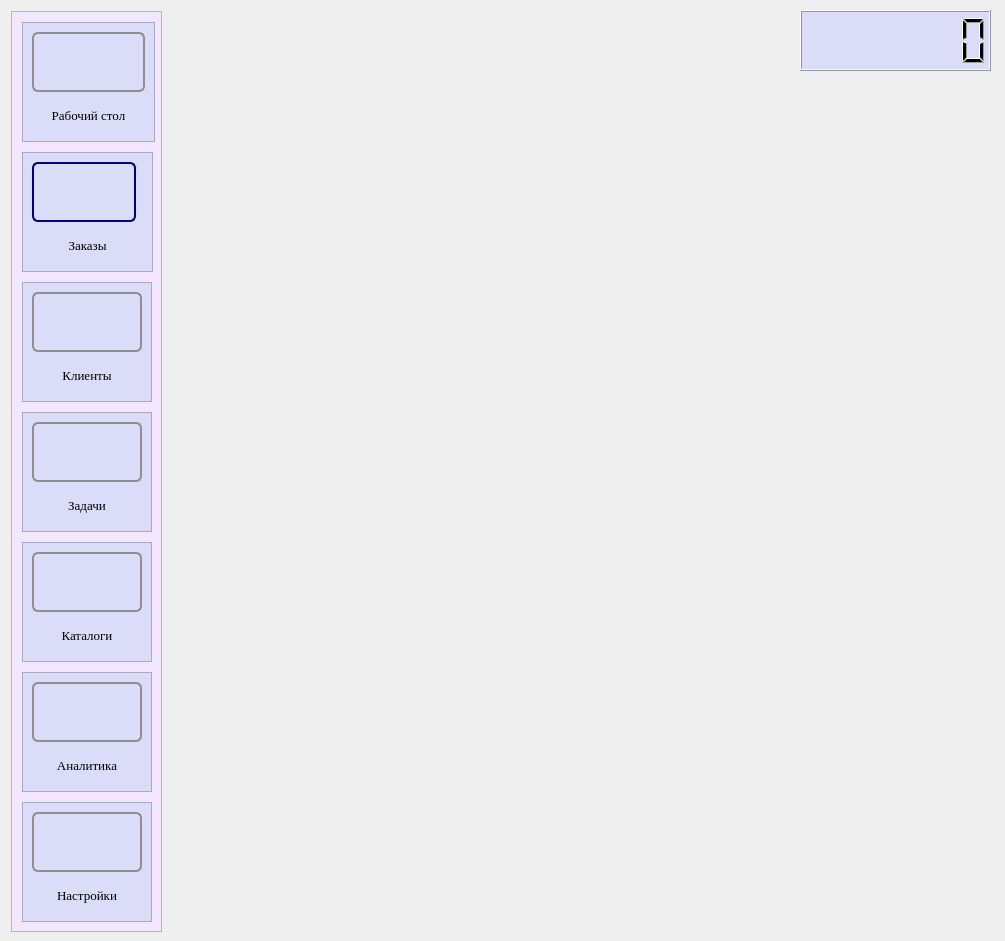
Qt form StartWindow.ui (FediiBohdan/TechService) before a commit.
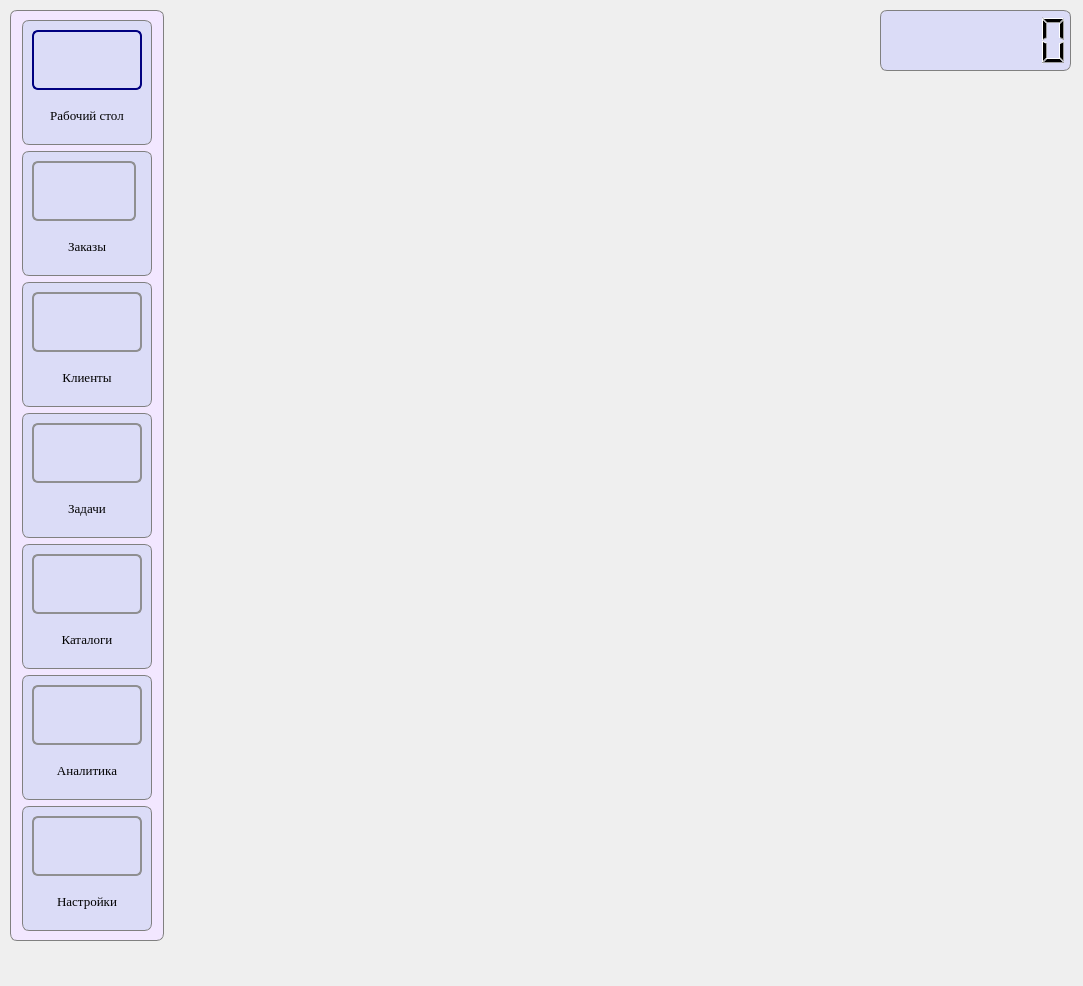
The same form after that commit. Icons and pictures are not drawn.

Commit message: added another one table to DB + updated SparePartsTable class + some GUI redesign

```diff
--- a/StartWindow.ui
+++ b/StartWindow.ui
@@ -6,8 +6,8 @@
    <rect>
     <x>0</x>
     <y>0</y>
-    <width>1005</width>
-    <height>941</height>
+    <width>1083</width>
+    <height>986</height>
    </rect>
   </property>
   <property name="windowTitle">
@@ -17,71 +17,202 @@
    <iconset resource="images.qrc">
     <normaloff>:/images/autoService-logo.png</normaloff>:/images/autoService-logo.png</iconset>
   </property>
-  <widget class="QScrollArea" name="scrollArea">
+  <widget class="QLCDNumber" name="lcdNumber">
    <property name="geometry">
     <rect>
-     <x>11</x>
-     <y>11</y>
-     <width>151</width>
-     <height>921</height>
+     <x>880</x>
+     <y>10</y>
+     <width>191</width>
+     <height>61</height>
     </rect>
    </property>
-   <property name="focusPolicy">
-    <enum>Qt::NoFocus</enum>
+   <property name="toolTip">
+    <string>Таймер рабочего дня</string>
+   </property>
+   <property name="styleSheet">
+    <string notr="true">*{
+background-color: #dbdcf7;
+border: 1px solid gray;
+border-radius: 7px;
+}</string>
+   </property>
+   <property name="frameShadow">
+    <enum>QFrame::Raised</enum>
+   </property>
+   <property name="smallDecimalPoint">
+    <bool>false</bool>
+   </property>
+   <property name="digitCount">
+    <number>7</number>
+   </property>
+   <property name="segmentStyle">
+    <enum>QLCDNumber::Filled</enum>
+   </property>
+   <property name="value" stdset="0">
+    <double>0.000000000000000</double>
+   </property>
+  </widget>
+  <widget class="QFrame" name="frame">
+   <property name="geometry">
+    <rect>
+     <x>10</x>
+     <y>10</y>
+     <width>154</width>
+     <height>931</height>
+    </rect>
    </property>
    <property name="styleSheet">
     <string notr="true">*{
 background-color: #f2e7ff;
+border: 1px solid grey;
+border-radius: 7px;
 }</string>
    </property>
-   <property name="widgetResizable">
-    <bool>true</bool>
+   <property name="frameShape">
+    <enum>QFrame::StyledPanel</enum>
    </property>
-   <widget class="QWidget" name="scrollAreaWidgetContents">
-    <property name="geometry">
-     <rect>
-      <x>0</x>
-      <y>0</y>
-      <width>149</width>
-      <height>919</height>
-     </rect>
-    </property>
-    <widget class="QScrollArea" name="scrollArea_2">
-     <property name="geometry">
-      <rect>
-       <x>10</x>
-       <y>140</y>
-       <width>131</width>
-       <height>120</height>
-      </rect>
-     </property>
-     <property name="minimumSize">
-      <size>
-       <width>130</width>
-       <height>120</height>
-      </size>
-     </property>
-     <property name="focusPolicy">
-      <enum>Qt::NoFocus</enum>
-     </property>
-     <property name="styleSheet">
-      <string notr="true">*{
+   <property name="frameShadow">
+    <enum>QFrame::Raised</enum>
+   </property>
+   <layout class="QGridLayout" name="gridLayout">
+    <item row="0" column="0">
+     <widget class="QFrame" name="frame_2">
+      <property name="minimumSize">
+       <size>
+        <width>130</width>
+        <height>120</height>
+       </size>
+      </property>
+      <property name="maximumSize">
+       <size>
+        <width>130</width>
+        <height>16777215</height>
+       </size>
+      </property>
+      <property name="styleSheet">
+       <string notr="true">*{
 background-color: #dbdcf7;
+border: 1px solid grey;
+border-radius: 7px;
 }</string>
-     </property>
-     <property name="widgetResizable">
-      <bool>true</bool>
-     </property>
-     <widget class="QWidget" name="scrollAreaWidgetContents_2">
-      <property name="geometry">
-       <rect>
-        <x>0</x>
-        <y>0</y>
-        <width>129</width>
-        <height>118</height>
-       </rect>
       </property>
-      <layout class="QGridLayout" name="gridLayout_5">
+      <property name="frameShape">
+       <enum>QFrame::StyledPanel</enum>
+      </property>
+      <property name="frameShadow">
+       <enum>QFrame::Raised</enum>
+      </property>
+      <layout class="QGridLayout" name="gridLayout_2">
+       <item row="0" column="0">
+        <layout class="QVBoxLayout" name="verticalLayout_4">
+         <item>
+          <widget class="QPushButton" name="desktopButton">
+           <property name="minimumSize">
+            <size>
+             <width>84</width>
+             <height>60</height>
+            </size>
+           </property>
+           <property name="tabletTracking">
+            <bool>false</bool>
+           </property>
+           <property name="focusPolicy">
+            <enum>Qt::StrongFocus</enum>
+           </property>
+           <property name="acceptDrops">
+            <bool>false</bool>
+           </property>
+           <property name="toolTip">
+            <string>Перейти на начальную страницу</string>
+           </property>
+           <property name="autoFillBackground">
+            <bool>false</bool>
+           </property>
+           <property name="styleSheet">
+            <string notr="true">QPushButton {
+    border: 2px solid #8f8f91;
+    border-radius: 6px;
+    background-color: qlineargradient(x1: 0, y1: 0, x2: 0, y2: 1,
+                                      stop: 0 #f6f7fa, stop: 1 #dadbde);
+    min-width: 80px;
+}
+
+QPushButton:pressed {
+        background-color: qlineargradient(x1: 0, y1: 0, x2: 0, y2: 1,
+                                      stop: 0 #dadbde, stop: 1 #f6f7fa);
+}
+
+QPushButton:flat {
+    border: none; /* no border for a flat push button */
+}
+
+QPushButton:default {
+    border-color: navy; /* make the default button prominent */
+}</string>
+           </property>
+           <property name="text">
+            <string/>
+           </property>
+           <property name="icon">
+            <iconset resource="images.qrc">
+             <normaloff>:/images/desktop.png</normaloff>:/images/desktop.png</iconset>
+           </property>
+           <property name="iconSize">
+            <size>
+             <width>40</width>
+             <height>40</height>
+            </size>
+           </property>
+          </widget>
+         </item>
+         <item>
+          <widget class="QLabel" name="label_5">
+           <property name="font">
+            <font>
+             <family>Georgia</family>
+             <pointsize>10</pointsize>
+            </font>
+           </property>
+           <property name="styleSheet">
+            <string notr="true">*{
+border:none;
+}</string>
+           </property>
+           <property name="text">
+            <string>Рабочий стол</string>
+           </property>
+           <property name="alignment">
+            <set>Qt::AlignCenter</set>
+           </property>
+          </widget>
+         </item>
+        </layout>
+       </item>
+      </layout>
+     </widget>
+    </item>
+    <item row="1" column="0">
+     <widget class="QFrame" name="frame_5">
+      <property name="minimumSize">
+       <size>
+        <width>130</width>
+        <height>120</height>
+       </size>
+      </property>
+      <property name="styleSheet">
+       <string notr="true">*{
+background-color: #dbdcf7;
+border: 1px solid grey;
+border-radius: 7px;
+}</string>
+      </property>
+      <property name="frameShape">
+       <enum>QFrame::StyledPanel</enum>
+      </property>
+      <property name="frameShadow">
+       <enum>QFrame::Raised</enum>
+      </property>
+      <layout class="QGridLayout" name="gridLayout_3">
        <item row="0" column="0">
         <layout class="QVBoxLayout" name="verticalLayout_5">
          <item>
@@ -164,6 +295,11 @@
              <pointsize>10</pointsize>
             </font>
            </property>
+           <property name="styleSheet">
+            <string notr="true">*{
+border: none;
+}</string>
+           </property>
            <property name="text">
             <string>Заказы</string>
            </property>
@@ -176,43 +312,139 @@
        </item>
       </layout>
      </widget>
-    </widget>
-    <widget class="QScrollArea" name="scrollArea_3">
-     <property name="geometry">
-      <rect>
-       <x>10</x>
-       <y>400</y>
-       <width>130</width>
-       <height>120</height>
-      </rect>
-     </property>
-     <property name="minimumSize">
-      <size>
-       <width>130</width>
-       <height>120</height>
-      </size>
-     </property>
-     <property name="focusPolicy">
-      <enum>Qt::NoFocus</enum>
-     </property>
-     <property name="styleSheet">
-      <string notr="true">*{
+    </item>
+    <item row="2" column="0">
+     <widget class="QFrame" name="frame_7">
+      <property name="minimumSize">
+       <size>
+        <width>130</width>
+        <height>120</height>
+       </size>
+      </property>
+      <property name="styleSheet">
+       <string notr="true">*{
 background-color: #dbdcf7;
+border: 1px solid grey;
+border-radius: 7px;
 }</string>
-     </property>
-     <property name="widgetResizable">
-      <bool>true</bool>
-     </property>
-     <widget class="QWidget" name="scrollAreaWidgetContents_3">
-      <property name="geometry">
-       <rect>
-        <x>0</x>
-        <y>0</y>
-        <width>128</width>
-        <height>118</height>
-       </rect>
       </property>
-      <layout class="QGridLayout" name="gridLayout_2">
+      <property name="frameShape">
+       <enum>QFrame::StyledPanel</enum>
+      </property>
+      <property name="frameShadow">
+       <enum>QFrame::Raised</enum>
+      </property>
+      <layout class="QGridLayout" name="gridLayout_4">
+       <item row="0" column="0">
+        <layout class="QVBoxLayout" name="verticalLayout_6">
+         <item>
+          <widget class="QPushButton" name="clientsButton">
+           <property name="minimumSize">
+            <size>
+             <width>84</width>
+             <height>60</height>
+            </size>
+           </property>
+           <property name="tabletTracking">
+            <bool>false</bool>
+           </property>
+           <property name="focusPolicy">
+            <enum>Qt::StrongFocus</enum>
+           </property>
+           <property name="acceptDrops">
+            <bool>false</bool>
+           </property>
+           <property name="toolTip">
+            <string>Открыть статистику по СТО</string>
+           </property>
+           <property name="autoFillBackground">
+            <bool>false</bool>
+           </property>
+           <property name="styleSheet">
+            <string notr="true">QPushButton {
+    border: 2px solid #8f8f91;
+    border-radius: 6px;
+    background-color: qlineargradient(x1: 0, y1: 0, x2: 0, y2: 1,
+                                      stop: 0 #f6f7fa, stop: 1 #dadbde);
+    min-width: 80px;
+}
+
+QPushButton:pressed {
+        background-color: qlineargradient(x1: 0, y1: 0, x2: 0, y2: 1,
+                                      stop: 0 #dadbde, stop: 1 #f6f7fa);
+}
+
+QPushButton:flat {
+    border: none; /* no border for a flat push button */
+}
+
+QPushButton:default {
+    border-color: navy; /* make the default button prominent */
+}</string>
+           </property>
+           <property name="text">
+            <string/>
+           </property>
+           <property name="icon">
+            <iconset resource="images.qrc">
+             <normaloff>:/images/clients.png</normaloff>:/images/clients.png</iconset>
+           </property>
+           <property name="iconSize">
+            <size>
+             <width>50</width>
+             <height>50</height>
+            </size>
+           </property>
+          </widget>
+         </item>
+         <item>
+          <widget class="QLabel" name="label_7">
+           <property name="font">
+            <font>
+             <family>Georgia</family>
+             <pointsize>10</pointsize>
+            </font>
+           </property>
+           <property name="styleSheet">
+            <string notr="true">*{
+border: none;
+}</string>
+           </property>
+           <property name="text">
+            <string>Клиенты</string>
+           </property>
+           <property name="alignment">
+            <set>Qt::AlignCenter</set>
+           </property>
+          </widget>
+         </item>
+        </layout>
+       </item>
+      </layout>
+     </widget>
+    </item>
+    <item row="3" column="0">
+     <widget class="QFrame" name="frame_8">
+      <property name="minimumSize">
+       <size>
+        <width>130</width>
+        <height>120</height>
+       </size>
+      </property>
+      <property name="styleSheet">
+       <string notr="true">*{
+background-color: #dbdcf7;
+border: 1px solid grey;
+border-radius: 7px;
+}</string>
+      </property>
+      <property name="frameShape">
+       <enum>QFrame::StyledPanel</enum>
+      </property>
+      <property name="frameShadow">
+       <enum>QFrame::Raised</enum>
+      </property>
+      <layout class="QGridLayout" name="gridLayout_5">
        <item row="0" column="0">
         <layout class="QVBoxLayout" name="verticalLayout_3">
          <item>
@@ -286,6 +518,11 @@
            <property name="toolTipDuration">
             <number>-2</number>
            </property>
+           <property name="styleSheet">
+            <string notr="true">*{
+border: none;
+}</string>
+           </property>
            <property name="text">
             <string>Задачи</string>
            </property>
@@ -298,281 +535,29 @@
        </item>
       </layout>
      </widget>
-    </widget>
-    <widget class="QScrollArea" name="scrollArea_5">
-     <property name="geometry">
-      <rect>
-       <x>10</x>
-       <y>660</y>
-       <width>130</width>
-       <height>120</height>
-      </rect>
-     </property>
-     <property name="minimumSize">
-      <size>
-       <width>130</width>
-       <height>120</height>
-      </size>
-     </property>
-     <property name="focusPolicy">
-      <enum>Qt::NoFocus</enum>
-     </property>
-     <property name="styleSheet">
-      <string notr="true">*{
-background-color: #dbdcf7;
-}</string>
-     </property>
-     <property name="widgetResizable">
-      <bool>true</bool>
-     </property>
-     <widget class="QWidget" name="scrollAreaWidgetContents_5">
-      <property name="geometry">
-       <rect>
-        <x>0</x>
-        <y>0</y>
-        <width>128</width>
-        <height>118</height>
-       </rect>
+    </item>
+    <item row="4" column="0">
+     <widget class="QFrame" name="frame_6">
+      <property name="minimumSize">
+       <size>
+        <width>130</width>
+        <height>120</height>
+       </size>
       </property>
-      <layout class="QGridLayout" name="gridLayout_4">
-       <item row="0" column="0">
-        <layout class="QVBoxLayout" name="verticalLayout">
-         <item>
-          <widget class="QPushButton" name="statisticsButton">
-           <property name="minimumSize">
-            <size>
-             <width>84</width>
-             <height>60</height>
-            </size>
-           </property>
-           <property name="tabletTracking">
-            <bool>false</bool>
-           </property>
-           <property name="focusPolicy">
-            <enum>Qt::StrongFocus</enum>
-           </property>
-           <property name="acceptDrops">
-            <bool>false</bool>
-           </property>
-           <property name="toolTip">
-            <string>Открыть статистику по СТО</string>
-           </property>
-           <property name="autoFillBackground">
-            <bool>false</bool>
-           </property>
-           <property name="styleSheet">
-            <string notr="true">QPushButton {
-    border: 2px solid #8f8f91;
-    border-radius: 6px;
-    background-color: qlineargradient(x1: 0, y1: 0, x2: 0, y2: 1,
-                                      stop: 0 #f6f7fa, stop: 1 #dadbde);
-    min-width: 80px;
-}
-
-QPushButton:pressed {
-        background-color: qlineargradient(x1: 0, y1: 0, x2: 0, y2: 1,
-                                      stop: 0 #dadbde, stop: 1 #f6f7fa);
-}
-
-QPushButton:flat {
-    border: none; /* no border for a flat push button */
-}
-
-QPushButton:default {
-    border-color: navy; /* make the default button prominent */
-}</string>
-           </property>
-           <property name="text">
-            <string/>
-           </property>
-           <property name="icon">
-            <iconset resource="images.qrc">
-             <normaloff>:/images/statistics.png</normaloff>:/images/statistics.png</iconset>
-           </property>
-           <property name="iconSize">
-            <size>
-             <width>40</width>
-             <height>40</height>
-            </size>
-           </property>
-          </widget>
-         </item>
-         <item>
-          <widget class="QLabel" name="label_4">
-           <property name="font">
-            <font>
-             <family>Georgia</family>
-             <pointsize>10</pointsize>
-            </font>
-           </property>
-           <property name="text">
-            <string>Аналитика</string>
-           </property>
-           <property name="alignment">
-            <set>Qt::AlignCenter</set>
-           </property>
-          </widget>
-         </item>
-        </layout>
-       </item>
-      </layout>
-     </widget>
-    </widget>
-    <widget class="QScrollArea" name="scrollArea_6">
-     <property name="geometry">
-      <rect>
-       <x>10</x>
-       <y>10</y>
-       <width>133</width>
-       <height>120</height>
-      </rect>
-     </property>
-     <property name="minimumSize">
-      <size>
-       <width>130</width>
-       <height>120</height>
-      </size>
-     </property>
-     <property name="focusPolicy">
-      <enum>Qt::NoFocus</enum>
-     </property>
-     <property name="styleSheet">
-      <string notr="true">*{
+      <property name="styleSheet">
+       <string notr="true">*{
 background-color: #dbdcf7;
+border: 1px solid grey;
+border-radius: 7px;
 }</string>
-     </property>
-     <property name="widgetResizable">
-      <bool>true</bool>
-     </property>
-     <widget class="QWidget" name="scrollAreaWidgetContents_6">
-      <property name="geometry">
-       <rect>
-        <x>0</x>
-        <y>0</y>
-        <width>131</width>
-        <height>118</height>
-       </rect>
       </property>
-      <layout class="QGridLayout" name="gridLayout">
-       <item row="0" column="0">
-        <layout class="QVBoxLayout" name="verticalLayout_4">
-         <item>
-          <widget class="QPushButton" name="desktopButton">
-           <property name="minimumSize">
-            <size>
-             <width>84</width>
-             <height>60</height>
-            </size>
-           </property>
-           <property name="tabletTracking">
-            <bool>false</bool>
-           </property>
-           <property name="focusPolicy">
-            <enum>Qt::StrongFocus</enum>
-           </property>
-           <property name="acceptDrops">
-            <bool>false</bool>
-           </property>
-           <property name="toolTip">
-            <string>Перейти на начальную страницу</string>
-           </property>
-           <property name="autoFillBackground">
-            <bool>false</bool>
-           </property>
-           <property name="styleSheet">
-            <string notr="true">QPushButton {
-    border: 2px solid #8f8f91;
-    border-radius: 6px;
-    background-color: qlineargradient(x1: 0, y1: 0, x2: 0, y2: 1,
-                                      stop: 0 #f6f7fa, stop: 1 #dadbde);
-    min-width: 80px;
-}
-
-QPushButton:pressed {
-        background-color: qlineargradient(x1: 0, y1: 0, x2: 0, y2: 1,
-                                      stop: 0 #dadbde, stop: 1 #f6f7fa);
-}
-
-QPushButton:flat {
-    border: none; /* no border for a flat push button */
-}
-
-QPushButton:default {
-    border-color: navy; /* make the default button prominent */
-}</string>
-           </property>
-           <property name="text">
-            <string/>
-           </property>
-           <property name="icon">
-            <iconset resource="images.qrc">
-             <normaloff>:/images/desktop.png</normaloff>:/images/desktop.png</iconset>
-           </property>
-           <property name="iconSize">
-            <size>
-             <width>40</width>
-             <height>40</height>
-            </size>
-           </property>
-          </widget>
-         </item>
-         <item>
-          <widget class="QLabel" name="label_5">
-           <property name="font">
-            <font>
-             <family>Georgia</family>
-             <pointsize>10</pointsize>
-            </font>
-           </property>
-           <property name="text">
-            <string>Рабочий стол</string>
-           </property>
-           <property name="alignment">
-            <set>Qt::AlignCenter</set>
-           </property>
-          </widget>
-         </item>
-        </layout>
-       </item>
-      </layout>
-     </widget>
-    </widget>
-    <widget class="QScrollArea" name="scrollArea_7">
-     <property name="geometry">
-      <rect>
-       <x>10</x>
-       <y>530</y>
-       <width>130</width>
-       <height>120</height>
-      </rect>
-     </property>
-     <property name="minimumSize">
-      <size>
-       <width>130</width>
-       <height>120</height>
-      </size>
-     </property>
-     <property name="focusPolicy">
-      <enum>Qt::NoFocus</enum>
-     </property>
-     <property name="styleSheet">
-      <string notr="true">*{
-background-color: #dbdcf7;
-}</string>
-     </property>
-     <property name="widgetResizable">
-      <bool>true</bool>
-     </property>
-     <widget class="QWidget" name="scrollAreaWidgetContents_7">
-      <property name="geometry">
-       <rect>
-        <x>0</x>
-        <y>0</y>
-        <width>128</width>
-        <height>118</height>
-       </rect>
+      <property name="frameShape">
+       <enum>QFrame::StyledPanel</enum>
       </property>
-      <layout class="QGridLayout" name="gridLayout_3">
+      <property name="frameShadow">
+       <enum>QFrame::Raised</enum>
+      </property>
+      <layout class="QGridLayout" name="gridLayout_6">
        <item row="0" column="0">
         <layout class="QVBoxLayout" name="verticalLayout_2">
          <item>
@@ -643,6 +628,11 @@
              <pointsize>10</pointsize>
             </font>
            </property>
+           <property name="styleSheet">
+            <string notr="true">*{
+border: none;
+}</string>
+           </property>
            <property name="text">
             <string>Каталоги</string>
            </property>
@@ -655,163 +645,140 @@
        </item>
       </layout>
      </widget>
-    </widget>
-    <widget class="QScrollArea" name="scrollArea_8">
-     <property name="geometry">
-      <rect>
-       <x>10</x>
-       <y>270</y>
-       <width>130</width>
-       <height>120</height>
-      </rect>
-     </property>
-     <property name="minimumSize">
-      <size>
-       <width>130</width>
-       <height>120</height>
-      </size>
-     </property>
-     <property name="focusPolicy">
-      <enum>Qt::NoFocus</enum>
-     </property>
-     <property name="styleSheet">
-      <string notr="true">*{
-background-color: #dbdcf7;
-}</string>
-     </property>
-     <property name="widgetResizable">
-      <bool>true</bool>
-     </property>
-     <widget class="QWidget" name="scrollAreaWidgetContents_8">
-      <property name="geometry">
-       <rect>
-        <x>0</x>
-        <y>0</y>
-        <width>128</width>
-        <height>118</height>
-       </rect>
+    </item>
+    <item row="5" column="0">
+     <widget class="QFrame" name="frame_3">
+      <property name="minimumSize">
+       <size>
+        <width>130</width>
+        <height>120</height>
+       </size>
       </property>
-      <layout class="QGridLayout" name="gridLayout_6">
-       <item row="0" column="0">
-        <layout class="QVBoxLayout" name="verticalLayout_6">
-         <item>
-          <widget class="QPushButton" name="clientsButton">
-           <property name="minimumSize">
-            <size>
-             <width>84</width>
-             <height>60</height>
-            </size>
-           </property>
-           <property name="tabletTracking">
-            <bool>false</bool>
-           </property>
-           <property name="focusPolicy">
-            <enum>Qt::StrongFocus</enum>
-           </property>
-           <property name="acceptDrops">
-            <bool>false</bool>
-           </property>
-           <property name="toolTip">
-            <string>Открыть статистику по СТО</string>
-           </property>
-           <property name="autoFillBackground">
-            <bool>false</bool>
-           </property>
-           <property name="styleSheet">
-            <string notr="true">QPushButton {
-    border: 2px solid #8f8f91;
-    border-radius: 6px;
-    background-color: qlineargradient(x1: 0, y1: 0, x2: 0, y2: 1,
-                                      stop: 0 #f6f7fa, stop: 1 #dadbde);
-    min-width: 80px;
-}
-
-QPushButton:pressed {
-        background-color: qlineargradient(x1: 0, y1: 0, x2: 0, y2: 1,
-                                      stop: 0 #dadbde, stop: 1 #f6f7fa);
-}
-
-QPushButton:flat {
-    border: none; /* no border for a flat push button */
-}
-
-QPushButton:default {
-    border-color: navy; /* make the default button prominent */
-}</string>
-           </property>
-           <property name="text">
-            <string/>
-           </property>
-           <property name="icon">
-            <iconset resource="images.qrc">
-             <normaloff>:/images/clients.png</normaloff>:/images/clients.png</iconset>
-           </property>
-           <property name="iconSize">
-            <size>
-             <width>50</width>
-             <height>50</height>
-            </size>
-           </property>
-          </widget>
-         </item>
-         <item>
-          <widget class="QLabel" name="label_7">
-           <property name="font">
-            <font>
-             <family>Georgia</family>
-             <pointsize>10</pointsize>
-            </font>
-           </property>
-           <property name="text">
-            <string>Клиенты</string>
-           </property>
-           <property name="alignment">
-            <set>Qt::AlignCenter</set>
-           </property>
-          </widget>
-         </item>
-        </layout>
-       </item>
-      </layout>
-     </widget>
-    </widget>
-    <widget class="QScrollArea" name="scrollArea_9">
-     <property name="geometry">
-      <rect>
-       <x>10</x>
-       <y>790</y>
-       <width>130</width>
-       <height>120</height>
-      </rect>
-     </property>
-     <property name="minimumSize">
-      <size>
-       <width>130</width>
-       <height>120</height>
-      </size>
-     </property>
-     <property name="focusPolicy">
-      <enum>Qt::NoFocus</enum>
-     </property>
-     <property name="styleSheet">
-      <string notr="true">*{
+      <property name="styleSheet">
+       <string notr="true">*{
 background-color: #dbdcf7;
+border: 1px solid grey;
+border-radius: 7px;
 }</string>
-     </property>
-     <property name="widgetResizable">
-      <bool>true</bool>
-     </property>
-     <widget class="QWidget" name="scrollAreaWidgetContents_9">
-      <property name="geometry">
-       <rect>
-        <x>0</x>
-        <y>0</y>
-        <width>128</width>
-        <height>118</height>
-       </rect>
+      </property>
+      <property name="frameShape">
+       <enum>QFrame::StyledPanel</enum>
+      </property>
+      <property name="frameShadow">
+       <enum>QFrame::Raised</enum>
       </property>
       <layout class="QGridLayout" name="gridLayout_7">
        <item row="0" column="0">
+        <layout class="QVBoxLayout" name="verticalLayout">
+         <item>
+          <widget class="QPushButton" name="statisticsButton">
+           <property name="minimumSize">
+            <size>
+             <width>84</width>
+             <height>60</height>
+            </size>
+           </property>
+           <property name="tabletTracking">
+            <bool>false</bool>
+           </property>
+           <property name="focusPolicy">
+            <enum>Qt::StrongFocus</enum>
+           </property>
+           <property name="acceptDrops">
+            <bool>false</bool>
+           </property>
+           <property name="toolTip">
+            <string>Открыть статистику по СТО</string>
+           </property>
+           <property name="autoFillBackground">
+            <bool>false</bool>
+           </property>
+           <property name="styleSheet">
+            <string notr="true">QPushButton {
+    border: 2px solid #8f8f91;
+    border-radius: 6px;
+    background-color: qlineargradient(x1: 0, y1: 0, x2: 0, y2: 1,
+                                      stop: 0 #f6f7fa, stop: 1 #dadbde);
+    min-width: 80px;
+}
+
+QPushButton:pressed {
+        background-color: qlineargradient(x1: 0, y1: 0, x2: 0, y2: 1,
+                                      stop: 0 #dadbde, stop: 1 #f6f7fa);
+}
+
+QPushButton:flat {
+    border: none; /* no border for a flat push button */
+}
+
+QPushButton:default {
+    border-color: navy; /* make the default button prominent */
+}</string>
+           </property>
+           <property name="text">
+            <string/>
+           </property>
+           <property name="icon">
+            <iconset resource="images.qrc">
+             <normaloff>:/images/statistics.png</normaloff>:/images/statistics.png</iconset>
+           </property>
+           <property name="iconSize">
+            <size>
+             <width>40</width>
+             <height>40</height>
+            </size>
+           </property>
+          </widget>
+         </item>
+         <item>
+          <widget class="QLabel" name="label_4">
+           <property name="font">
+            <font>
+             <family>Georgia</family>
+             <pointsize>10</pointsize>
+            </font>
+           </property>
+           <property name="styleSheet">
+            <string notr="true">*{
+border: none;
+}</string>
+           </property>
+           <property name="text">
+            <string>Аналитика</string>
+           </property>
+           <property name="alignment">
+            <set>Qt::AlignCenter</set>
+           </property>
+          </widget>
+         </item>
+        </layout>
+       </item>
+      </layout>
+     </widget>
+    </item>
+    <item row="6" column="0">
+     <widget class="QFrame" name="frame_4">
+      <property name="minimumSize">
+       <size>
+        <width>130</width>
+        <height>120</height>
+       </size>
+      </property>
+      <property name="styleSheet">
+       <string notr="true">*{
+background-color: #dbdcf7;
+border: 1px solid grey;
+border-radius: 7px;
+}</string>
+      </property>
+      <property name="frameShape">
+       <enum>QFrame::StyledPanel</enum>
+      </property>
+      <property name="frameShadow">
+       <enum>QFrame::Raised</enum>
+      </property>
+      <layout class="QGridLayout" name="gridLayout_8">
+       <item row="0" column="0">
         <layout class="QVBoxLayout" name="verticalLayout_7">
          <item>
           <widget class="QPushButton" name="settingsButton">
@@ -881,6 +848,11 @@
              <pointsize>10</pointsize>
             </font>
            </property>
+           <property name="styleSheet">
+            <string notr="true">*{
+border: none;
+}</string>
+           </property>
            <property name="text">
             <string>Настройки</string>
            </property>
@@ -893,41 +865,8 @@
        </item>
       </layout>
      </widget>
-    </widget>
-   </widget>
-  </widget>
-  <widget class="QLCDNumber" name="lcdNumber">
-   <property name="geometry">
-    <rect>
-     <x>800</x>
-     <y>10</y>
-     <width>191</width>
-     <height>61</height>
-    </rect>
-   </property>
-   <property name="toolTip">
-    <string>Таймер рабочего дня</string>
-   </property>
-   <property name="styleSheet">
-    <string notr="true">*{
-background-color: #dbdcf7;
-}</string>
-   </property>
-   <property name="frameShadow">
-    <enum>QFrame::Raised</enum>
-   </property>
-   <property name="smallDecimalPoint">
-    <bool>false</bool>
-   </property>
-   <property name="digitCount">
-    <number>7</number>
-   </property>
-   <property name="segmentStyle">
-    <enum>QLCDNumber::Filled</enum>
-   </property>
-   <property name="value" stdset="0">
-    <double>0.000000000000000</double>
-   </property>
+    </item>
+   </layout>
   </widget>
  </widget>
  <tabstops>
```
Left out of the diff: 8 changed lines with no effect on the pictures. The commit also changes 8 other files.
